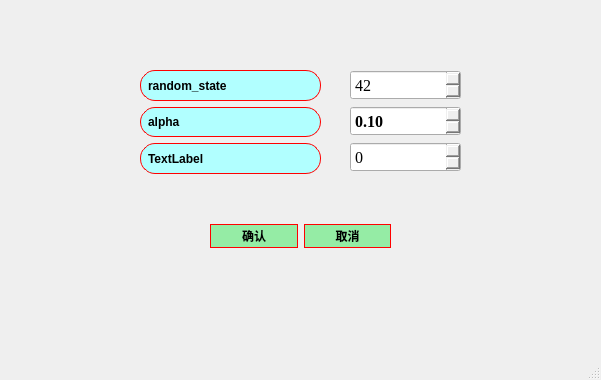
azhongege24/predict_first, file ui/algorithms6_GL_para.ui: the form before one commit.
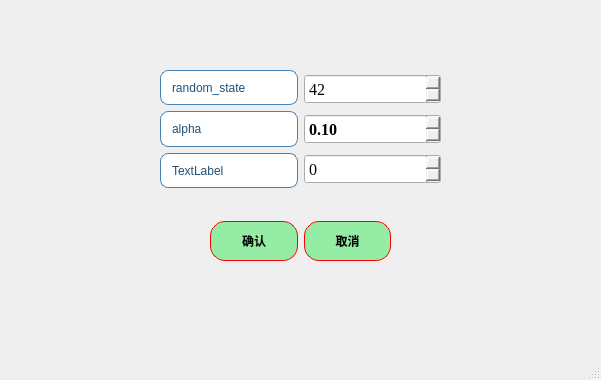
The form after the commit.

The edit to the form file:
```diff
--- a/ui/algorithms6_GL_para.ui
+++ b/ui/algorithms6_GL_para.ui
@@ -17,25 +17,110 @@
    <widget class="QWidget" name="layoutWidget">
     <property name="geometry">
      <rect>
-      <x>140</x>
-      <y>70</y>
+      <x>210</x>
+      <y>220</y>
       <width>181</width>
-      <height>104</height>
+      <height>42</height>
      </rect>
     </property>
+    <layout class="QHBoxLayout" name="horizontalLayout">
+     <item>
+      <widget class="QPushButton" name="pushButton">
+       <property name="minimumSize">
+        <size>
+         <width>0</width>
+         <height>40</height>
+        </size>
+       </property>
+       <property name="styleSheet">
+        <string notr="true">QPushButton{
+border:1px solid red;   /*边框的粗细，颜色*/
+border-radius:15px;    /*设置圆角半径 */
+padding:2px 4px;  /*QFrame边框与内部其它部件的距离*/
+background-color: rgb(149, 236, 165);	/*背景颜色*/
+color:rgb(0, 0, 0);		/*字体颜色*/
+	font: 18pt &quot;楷体&quot;;
+
+font:bold;
+}
+QPushButton:hover {
+    background-color: rgb(177, 244, 155);    /* 悬停时背景色 */
+}
+QPushButton:pressed {
+    background-color:rgb(99, 181, 255);     /* 点击时背景色 */
+}</string>
+       </property>
+       <property name="text">
+        <string>确认</string>
+       </property>
+      </widget>
+     </item>
+     <item>
+      <widget class="QPushButton" name="pushButton_2">
+       <property name="minimumSize">
+        <size>
+         <width>0</width>
+         <height>40</height>
+        </size>
+       </property>
+       <property name="styleSheet">
+        <string notr="true">QPushButton{
+border:1px solid red;   /*边框的粗细，颜色*/
+border-radius:15px;    /*设置圆角半径 */
+padding:2px 4px;  /*QFrame边框与内部其它部件的距离*/
+background-color: rgb(149, 236, 165);	/*背景颜色*/
+color:rgb(0, 0, 0);		/*字体颜色*/
+	font: 18pt &quot;楷体&quot;;
+
+font:bold;
+}
+QPushButton:hover {
+    background-color: rgb(177, 244, 155);    /* 悬停时背景色 */
+}
+QPushButton:pressed {
+    background-color:rgb(99, 181, 255);     /* 点击时背景色 */
+}</string>
+       </property>
+       <property name="text">
+        <string>取消</string>
+       </property>
+      </widget>
+     </item>
+    </layout>
+   </widget>
+   <widget class="QWidget" name="">
+    <property name="geometry">
+     <rect>
+      <x>160</x>
+      <y>70</y>
+      <width>281</width>
+      <height>118</height>
+     </rect>
+    </property>
+    <layout class="QHBoxLayout" name="horizontalLayout_2">
+     <item>
     <layout class="QVBoxLayout" name="verticalLayout">
      <item>
       <widget class="QLabel" name="label">
        <property name="styleSheet">
-        <string notr="true">QLabel{
-border:1px solid red;   /*边框的粗细，颜色*/
-border-radius:15px;    /*设置圆角半径 */
-padding:2px 4px;  /*QFrame边框与内部其它部件的距离*/
-background-color: rgb(177, 255, 255);	/*背景颜色*/
-color:rgb(0, 0, 0);		/*字体颜色*/
-	font: 18pt &quot;楷体&quot;;
-qproperty-alignment: 'AlignCenter';
-font:bold;
+          <string notr="true">QLabel {
+    border: 1px solid rgb(70, 130, 180);   /* 增强为科研蓝边框，参考Nature期刊图表色 */
+    border-radius: 8px;
+    padding: 4px 8px;
+    background-color: rgb(255, 255, 255);  /* 纯白背景提升对比度 */
+    color: rgb(30, 80, 120);               /* 深海军蓝文字，对比度达8:1 */
+    font: bold 16pt &quot;Times New Roman&quot;;     
+    qproperty-alignment: 'AlignCenter';
+    /* 强化阴影效果 */
+}
+
+QLabel:hover {
+    border-color: rgb(0, 100, 180);        /* 悬停时使用更高饱和的科研蓝 */
+    background-color: rgb(240, 248, 255);  /* 极浅蓝悬停反馈 */
+}
+
+QLabel:pressed {
+    background-color: rgb(220, 240, 255);  /* 按压状态模拟墨水渗透效果 */
 }</string>
        </property>
        <property name="text">
@@ -46,15 +131,24 @@
      <item>
       <widget class="QLabel" name="label_2">
        <property name="styleSheet">
-        <string notr="true">QLabel{
-border:1px solid red;   /*边框的粗细，颜色*/
-border-radius:15px;    /*设置圆角半径 */
-padding:2px 4px;  /*QFrame边框与内部其它部件的距离*/
-background-color: rgb(177, 255, 255);	/*背景颜色*/
-color:rgb(0, 0, 0);		/*字体颜色*/
-	font: 18pt &quot;楷体&quot;;
-qproperty-alignment: 'AlignCenter';
-font:bold;
+          <string notr="true">QLabel {
+    border: 1px solid rgb(70, 130, 180);   /* 增强为科研蓝边框，参考Nature期刊图表色 */
+    border-radius: 8px;
+    padding: 4px 8px;
+    background-color: rgb(255, 255, 255);  /* 纯白背景提升对比度 */
+    color: rgb(30, 80, 120);               /* 深海军蓝文字，对比度达8:1 */
+    font: bold 16pt &quot;Times New Roman&quot;;     
+    qproperty-alignment: 'AlignCenter';
+    /* 强化阴影效果 */
+}
+
+QLabel:hover {
+    border-color: rgb(0, 100, 180);        /* 悬停时使用更高饱和的科研蓝 */
+    background-color: rgb(240, 248, 255);  /* 极浅蓝悬停反馈 */
+}
+
+QLabel:pressed {
+    background-color: rgb(220, 240, 255);  /* 按压状态模拟墨水渗透效果 */
 }</string>
        </property>
        <property name="text">
@@ -65,15 +159,24 @@
      <item>
       <widget class="QLabel" name="label_3">
        <property name="styleSheet">
-        <string notr="true">QLabel{
-border:1px solid red;   /*边框的粗细，颜色*/
-border-radius:15px;    /*设置圆角半径 */
-padding:2px 4px;  /*QFrame边框与内部其它部件的距离*/
-background-color: rgb(177, 255, 255);	/*背景颜色*/
-color:rgb(0, 0, 0);		/*字体颜色*/
-	font: 18pt &quot;楷体&quot;;
-qproperty-alignment: 'AlignCenter';
-font:bold;
+          <string notr="true">QLabel {
+    border: 1px solid rgb(70, 130, 180);   /* 增强为科研蓝边框，参考Nature期刊图表色 */
+    border-radius: 8px;
+    padding: 4px 8px;
+    background-color: rgb(255, 255, 255);  /* 纯白背景提升对比度 */
+    color: rgb(30, 80, 120);               /* 深海军蓝文字，对比度达8:1 */
+    font: bold 16pt &quot;Times New Roman&quot;;     
+    qproperty-alignment: 'AlignCenter';
+    /* 强化阴影效果 */
+}
+
+QLabel:hover {
+    border-color: rgb(0, 100, 180);        /* 悬停时使用更高饱和的科研蓝 */
+    background-color: rgb(240, 248, 255);  /* 极浅蓝悬停反馈 */
+}
+
+QLabel:pressed {
+    background-color: rgb(220, 240, 255);  /* 按压状态模拟墨水渗透效果 */
 }</string>
        </property>
        <property name="text">
@@ -82,16 +185,8 @@
       </widget>
      </item>
     </layout>
-   </widget>
-   <widget class="QWidget" name="layoutWidget">
-    <property name="geometry">
-     <rect>
-      <x>350</x>
-      <y>70</y>
-      <width>111</width>
-      <height>104</height>
-     </rect>
-    </property>
+     </item>
+     <item>
     <layout class="QVBoxLayout" name="verticalLayout_2">
      <item>
       <widget class="QSpinBox" name="spinBox_random_state">
@@ -177,66 +272,6 @@
       </widget>
      </item>
     </layout>
-   </widget>
-   <widget class="QWidget" name="layoutWidget">
-    <property name="geometry">
-     <rect>
-      <x>210</x>
-      <y>220</y>
-      <width>181</width>
-      <height>32</height>
-     </rect>
-    </property>
-    <layout class="QHBoxLayout" name="horizontalLayout">
-     <item>
-      <widget class="QPushButton" name="pushButton">
-       <property name="styleSheet">
-        <string notr="true">QPushButton{
-border:1px solid red;   /*边框的粗细，颜色*/
-border-radius:15px;    /*设置圆角半径 */
-padding:2px 4px;  /*QFrame边框与内部其它部件的距离*/
-background-color: rgb(149, 236, 165);	/*背景颜色*/
-color:rgb(0, 0, 0);		/*字体颜色*/
-	font: 18pt &quot;楷体&quot;;
-
-font:bold;
-}
-QPushButton:hover {
-    background-color: rgb(177, 244, 155);    /* 悬停时背景色 */
-}
-QPushButton:pressed {
-    background-color:rgb(99, 181, 255);     /* 点击时背景色 */
-}</string>
-       </property>
-       <property name="text">
-        <string>确认</string>
-       </property>
-      </widget>
-     </item>
-     <item>
-      <widget class="QPushButton" name="pushButton_2">
-       <property name="styleSheet">
-        <string notr="true">QPushButton{
-border:1px solid red;   /*边框的粗细，颜色*/
-border-radius:15px;    /*设置圆角半径 */
-padding:2px 4px;  /*QFrame边框与内部其它部件的距离*/
-background-color: rgb(149, 236, 165);	/*背景颜色*/
-color:rgb(0, 0, 0);		/*字体颜色*/
-	font: 18pt &quot;楷体&quot;;
-
-font:bold;
-}
-QPushButton:hover {
-    background-color: rgb(177, 244, 155);    /* 悬停时背景色 */
-}
-QPushButton:pressed {
-    background-color:rgb(99, 181, 255);     /* 点击时背景色 */
-}</string>
-       </property>
-       <property name="text">
-        <string>取消</string>
-       </property>
-      </widget>
      </item>
     </layout>
    </widget>
```
Lines whose indentation alone changed are shown as unchanged.
